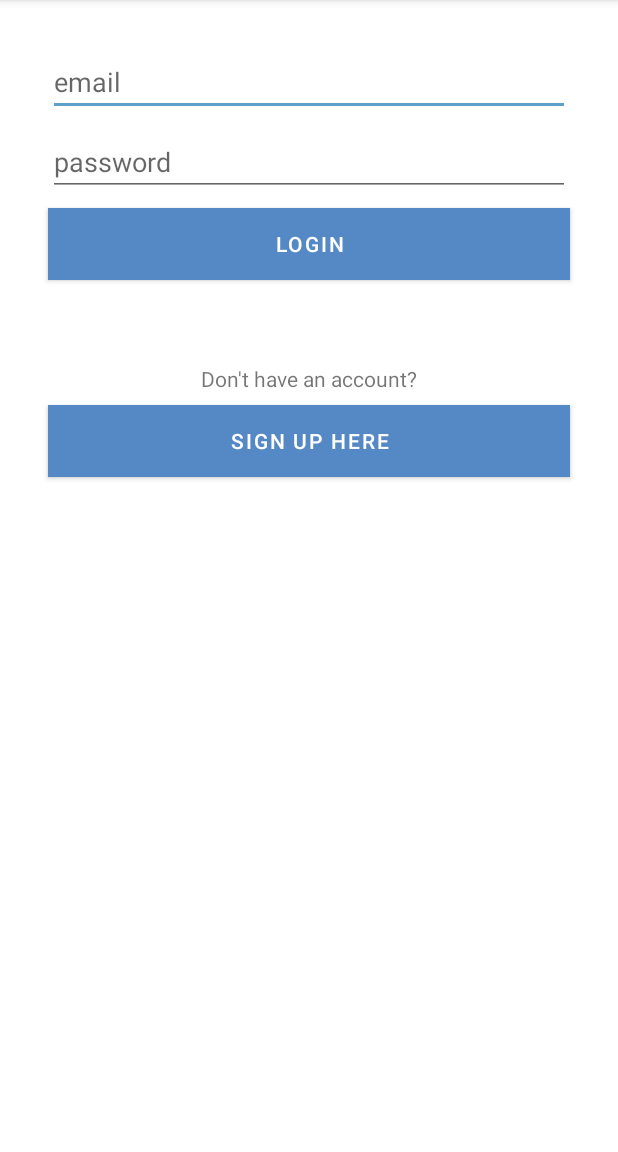
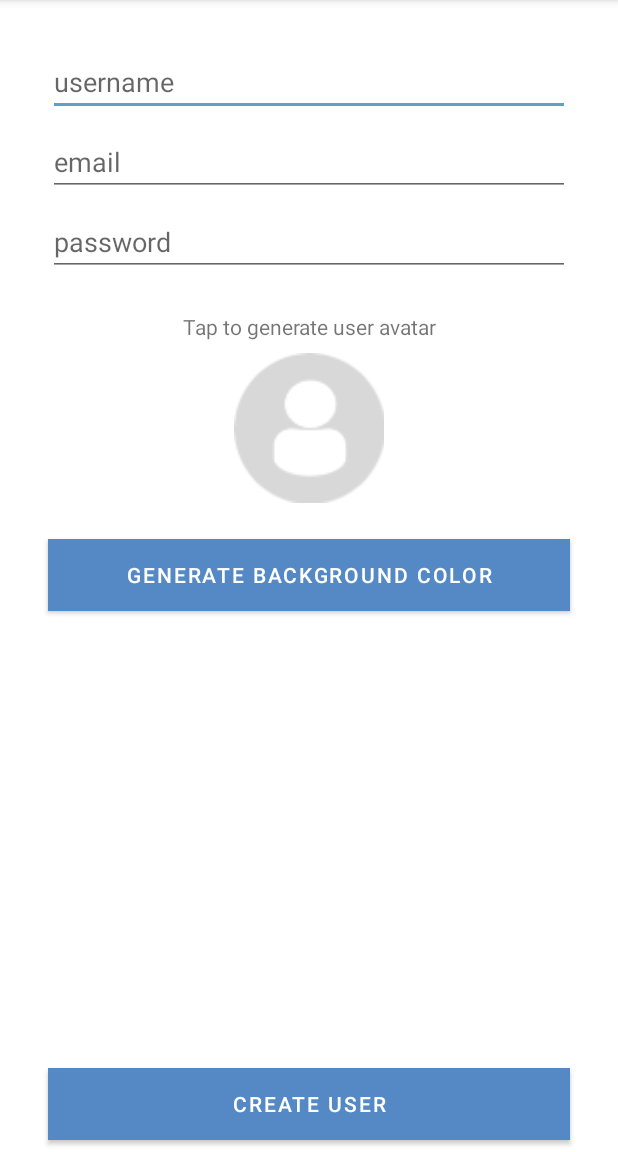
Before and after one commit to tavooski/Smack, an Android app: the LoginActivity screen opened directly, with no data from a screen before it, after a tap on "SIGN UP HERE", on a phone screen of 412 x 824 dp, the part 84-1236 px from its top. Run offline under Robolectric (Android 15) with nearby library versions, the phone set to English and light mode, and no system bars.

Commit message:
feat: created new user activity; added create user intent onclick

```diff
--- a/app/src/main/AndroidManifest.xml
+++ b/app/src/main/AndroidManifest.xml
@@ -11,6 +11,9 @@
         android:supportsRtl="true"
         android:theme="@style/Theme.Smack"
         tools:targetApi="31">
+        <activity
+            android:name=".CreateUserActivity"
+            android:exported="false" />
         <activity
             android:name=".LoginActivity"
             android:exported="false" />
--- /dev/null
+++ b/app/src/main/java/com/example/smack/CreateUserActivity.kt
@@ -0,0 +1,24 @@
+package com.example.smack
+
+import androidx.appcompat.app.AppCompatActivity
+import android.os.Bundle
+import android.view.View
+
+class CreateUserActivity : AppCompatActivity() {
+    override fun onCreate(savedInstanceState: Bundle?) {
+        super.onCreate(savedInstanceState)
+        setContentView(R.layout.activity_create_user)
+    }
+
+    fun generateUserAvatar(view: View) {
+
+    }
+
+    fun generateColorClicked(view: View) {
+
+    }
+
+    fun createUserClicked(view: View) {
+
+    }
+}
--- a/app/src/main/java/com/example/smack/LoginActivity.kt
+++ b/app/src/main/java/com/example/smack/LoginActivity.kt
@@ -1,5 +1,6 @@
 package com.example.smack
 
+import android.content.Intent
 import androidx.appcompat.app.AppCompatActivity
 import android.os.Bundle
 import android.view.View
@@ -10,11 +11,12 @@ class LoginActivity : AppCompatActivity() {
         setContentView(R.layout.activity_login)
     }
 
-    fun loginCreateUserBttnClicked(view: View) {
+    fun loginLoginBttnClicked(view: View) {
 
     }
 
-    fun loginLoginBttnClicked(view: View) {
-
+    fun loginCreateUserBttnClicked(view: View) {
+        val createUserIntent = Intent(this, CreateUserActivity::class.java)
+        startActivity(createUserIntent)
     }
 }
--- /dev/null
+++ b/app/src/main/res/layout/activity_create_user.xml
@@ -0,0 +1,109 @@
+<?xml version="1.0" encoding="utf-8"?>
+<androidx.constraintlayout.widget.ConstraintLayout xmlns:android="http://schemas.android.com/apk/res/android"
+    xmlns:app="http://schemas.android.com/apk/res-auto"
+    xmlns:tools="http://schemas.android.com/tools"
+    android:layout_width="match_parent"
+    android:layout_height="match_parent"
+    tools:context=".CreateUserActivity">
+
+    <EditText
+        android:id="@+id/createUserNameText"
+        android:layout_width="0dp"
+        android:layout_height="wrap_content"
+        android:layout_marginStart="32dp"
+        android:layout_marginTop="32dp"
+        android:layout_marginEnd="32dp"
+        android:ems="10"
+        android:hint="username"
+        android:inputType="textPersonName"
+        android:textColor="@android:color/darker_gray"
+        app:layout_constraintEnd_toEndOf="parent"
+        app:layout_constraintHorizontal_bias="0.5"
+        app:layout_constraintStart_toStartOf="parent"
+        app:layout_constraintTop_toTopOf="parent" />
+
+    <EditText
+        android:id="@+id/createEmailText"
+        android:layout_width="0dp"
+        android:layout_height="wrap_content"
+        android:layout_marginStart="32dp"
+        android:layout_marginTop="8dp"
+        android:layout_marginEnd="32dp"
+        android:ems="10"
+        android:hint="email"
+        android:inputType="textPersonName"
+        android:textColor="@android:color/darker_gray"
+        app:layout_constraintEnd_toEndOf="parent"
+        app:layout_constraintHorizontal_bias="0.5"
+        app:layout_constraintStart_toStartOf="parent"
+        app:layout_constraintTop_toBottomOf="@+id/createUserNameText" />
+
+    <EditText
+        android:id="@+id/createPasswordText"
+        android:layout_width="0dp"
+        android:layout_height="wrap_content"
+        android:layout_marginStart="32dp"
+        android:layout_marginTop="8dp"
+        android:layout_marginEnd="32dp"
+        android:ems="10"
+        android:hint="password"
+        android:inputType="textPassword"
+        android:textColor="@android:color/darker_gray"
+        app:layout_constraintEnd_toEndOf="parent"
+        app:layout_constraintHorizontal_bias="0.5"
+        app:layout_constraintStart_toStartOf="parent"
+        app:layout_constraintTop_toBottomOf="@+id/createEmailText" />
+
+    <TextView
+        android:id="@+id/textView"
+        android:layout_width="wrap_content"
+        android:layout_height="wrap_content"
+        android:layout_marginTop="24dp"
+        android:text="Tap to generate user avatar"
+        app:layout_constraintEnd_toEndOf="parent"
+        app:layout_constraintHorizontal_bias="0.5"
+        app:layout_constraintStart_toStartOf="parent"
+        app:layout_constraintTop_toBottomOf="@+id/createPasswordText" />
+
+    <ImageView
+        android:id="@+id/createAvatarImageView"
+        android:layout_width="100dp"
+        android:layout_height="100dp"
+        android:layout_marginTop="8dp"
+        android:onClick="generateUserAvatar"
+        app:layout_constraintEnd_toEndOf="parent"
+        app:layout_constraintHorizontal_bias="0.5"
+        app:layout_constraintStart_toStartOf="parent"
+        app:layout_constraintTop_toBottomOf="@+id/textView"
+        app:srcCompat="@drawable/profiledefault" />
+
+    <Button
+        android:id="@+id/backgroundColorBttn"
+        android:layout_width="0dp"
+        android:layout_height="wrap_content"
+        android:layout_marginStart="32dp"
+        android:layout_marginTop="24dp"
+        android:layout_marginEnd="32dp"
+        android:background="@color/primary"
+        android:onClick="generateColorClicked"
+        android:text="generate background color"
+        app:layout_constraintEnd_toEndOf="parent"
+        app:layout_constraintHorizontal_bias="0.5"
+        app:layout_constraintStart_toStartOf="parent"
+        app:layout_constraintTop_toBottomOf="@+id/createAvatarImageView" />
+
+    <Button
+        android:id="@+id/createUserBttn"
+        android:layout_width="0dp"
+        android:layout_height="wrap_content"
+        android:layout_marginStart="32dp"
+        android:layout_marginEnd="32dp"
+        android:layout_marginBottom="8dp"
+        android:background="@color/primary"
+        android:onClick="createUserClicked"
+        android:text="create user"
+        app:layout_constraintBottom_toBottomOf="parent"
+        app:layout_constraintEnd_toEndOf="parent"
+        app:layout_constraintHorizontal_bias="0.5"
+        app:layout_constraintStart_toStartOf="parent" />
+</androidx.constraintlayout.widget.ConstraintLayout>
```
